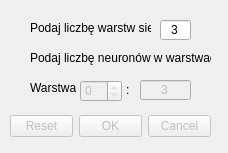
Qt form create_network.ui (scyphio122/Image-Recognition-Neural-Network) before a commit.
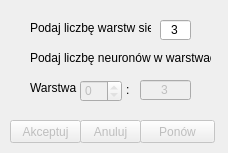
The same form after that commit.

Commit message: Zamiana QButtonBoxa na pojedyncze pushButtony w Create_Network

```diff
--- a/create_network.ui
+++ b/create_network.ui
@@ -16,28 +16,6 @@
   <property name="modal">
    <bool>false</bool>
   </property>
-  <widget class="QDialogButtonBox" name="bB_Create">
-   <property name="enabled">
-    <bool>false</bool>
-   </property>
-   <property name="geometry">
-    <rect>
-     <x>10</x>
-     <y>110</y>
-     <width>201</width>
-     <height>32</height>
-    </rect>
-   </property>
-   <property name="orientation">
-    <enum>Qt::Horizontal</enum>
-   </property>
-   <property name="standardButtons">
-    <set>QDialogButtonBox::Cancel|QDialogButtonBox::Ok|QDialogButtonBox::Reset</set>
-   </property>
-   <property name="centerButtons">
-    <bool>false</bool>
-   </property>
-  </widget>
   <widget class="QLabel" name="label">
    <property name="geometry">
     <rect>
@@ -141,6 +119,54 @@
     <string>:</string>
    </property>
   </widget>
+  <widget class="QPushButton" name="pB_Accept">
+   <property name="enabled">
+    <bool>false</bool>
+   </property>
+   <property name="geometry">
+    <rect>
+     <x>10</x>
+     <y>120</y>
+     <width>71</width>
+     <height>23</height>
+    </rect>
+   </property>
+   <property name="text">
+    <string>Akceptuj</string>
+   </property>
+  </widget>
+  <widget class="QPushButton" name="pb_Cancel">
+   <property name="enabled">
+    <bool>false</bool>
+   </property>
+   <property name="geometry">
+    <rect>
+     <x>80</x>
+     <y>120</y>
+     <width>61</width>
+     <height>23</height>
+    </rect>
+   </property>
+   <property name="text">
+    <string>Anuluj</string>
+   </property>
+  </widget>
+  <widget class="QPushButton" name="pB_Retry">
+   <property name="enabled">
+    <bool>false</bool>
+   </property>
+   <property name="geometry">
+    <rect>
+     <x>140</x>
+     <y>120</y>
+     <width>75</width>
+     <height>23</height>
+    </rect>
+   </property>
+   <property name="text">
+    <string>Ponów</string>
+   </property>
+  </widget>
  </widget>
  <resources/>
  <connections>
```
Left out of the diff: 35 changed lines with no effect on the pictures. The commit also changes 7 other files.
